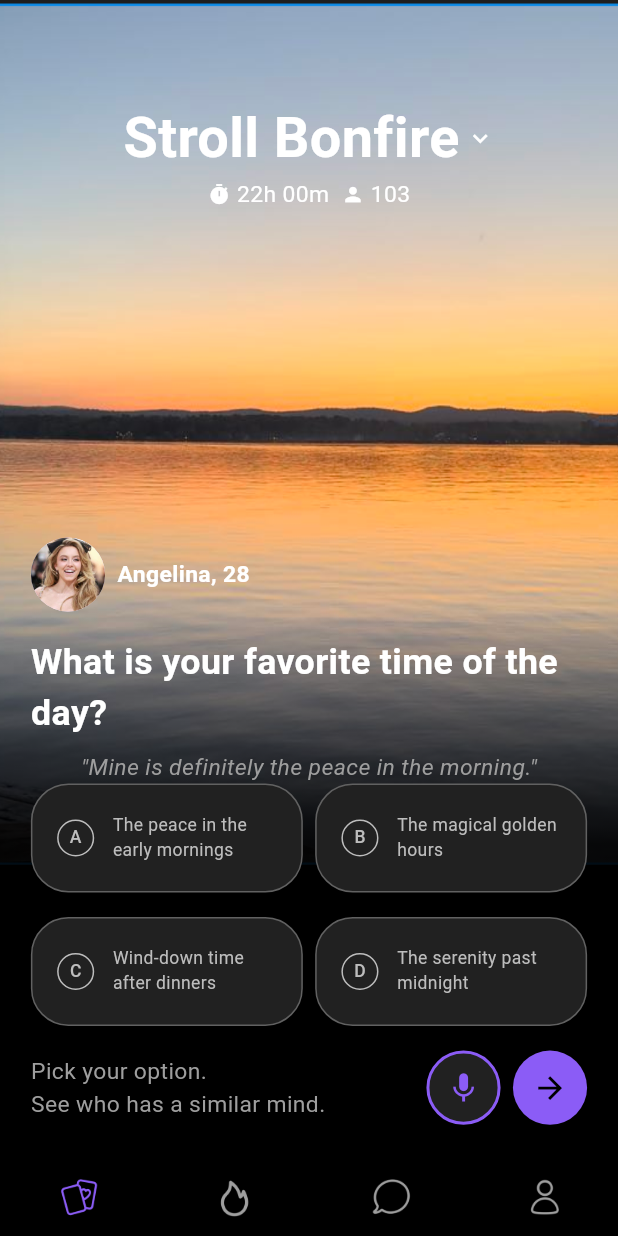
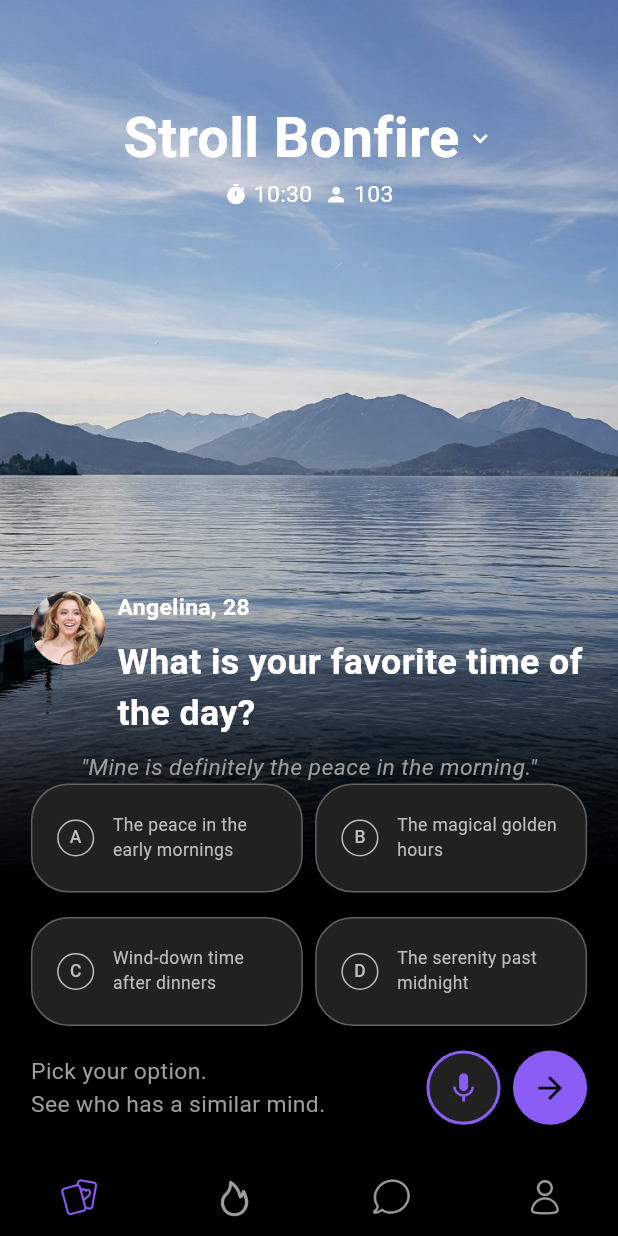
Before and after one commit to Mayank4352/task1, a Flutter app: the screen it shows after launch, on a phone screen of 412 x 824 dp. Run offline on Flutter 3.47's test engine with Material 3 defaults, Android fonts, the phone set to English and light mode, and no system bars; our stand-ins replace get, responsive_sizer.

Commit message:
feat: Added dynamic background image changing

```diff
--- /dev/null
+++ b/lib/controllers/quote_controller.dart
@@ -0,0 +1,6 @@
+import 'package:get/get.dart';
+
+class QuoteController extends GetxController {
+  final RxString userQuote =
+      '"Mine is definitely the peace in the morning."'.obs;
+}
--- a/lib/main.dart
+++ b/lib/main.dart
@@ -1,8 +1,17 @@
 import 'package:flutter/material.dart';
+import 'package:get/get.dart';
 import 'package:responsive_sizer/responsive_sizer.dart';
 import 'package:stroll/views/widgets/bottom_nav_bar.dart';
+import 'package:stroll/controllers/time_controller.dart';
+import 'package:stroll/controllers/quote_controller.dart';
 
 void main() {
+  WidgetsFlutterBinding.ensureInitialized();
+
+  // Initialize controllers
+  Get.put(TimeBackgroundController(), permanent: true);
+  Get.put(QuoteController(), permanent: true);
+
   runApp(const MyApp());
 }
 
@@ -13,7 +22,7 @@ class MyApp extends StatelessWidget {
   Widget build(BuildContext context) {
     return ResponsiveSizer(
       builder: (context, orientation, screenType) {
-        return MaterialApp(
+        return GetMaterialApp(
           debugShowCheckedModeBanner: false,
           home: const MainNavigation(),
         );
--- a/lib/views/home.dart
+++ b/lib/views/home.dart
@@ -2,12 +2,16 @@ import 'package:flutter/material.dart';
 import 'package:get/get.dart';
 import 'package:responsive_sizer/responsive_sizer.dart';
 import 'package:stroll/views/widgets/questions_options.dart';
+import 'package:stroll/views/widgets/background.dart';
+import 'package:stroll/views/widgets/user_quote.dart';
+import 'package:stroll/controllers/quote_controller.dart';
 import '../controllers/home_controller.dart';
 
 class Home extends StatelessWidget {
   Home({super.key});
 
   final HomeController controller = Get.put(HomeController());
+  final QuoteController quoteController = Get.put(QuoteController());
 
   @override
   Widget build(BuildContext context) {
@@ -15,38 +19,7 @@ class Home extends StatelessWidget {
       backgroundColor: Colors.black,
       body: Stack(
         children: [
-          Positioned(
-            top: 0,
-            left: 0,
-            right: 0,
-            height: 70.h,
-            child: Container(
-              decoration: const BoxDecoration(
-                image: DecorationImage(
-                  image: AssetImage("assets/images/bonfire.png"),
-                  fit: BoxFit.cover,
-                ),
-              ),
-            ),
-          ),
-          Positioned.fill(
-            top: 30.h,
-            child: Container(
-              decoration: BoxDecoration(
-                gradient: LinearGradient(
-                  colors: [
-                    Colors.transparent,
-                    Colors.black.withValues(alpha: 0),
-                    Colors.black.withValues(alpha: 0.9),
-                    Colors.black,
-                  ],
-                  stops: const [0.0, 0.3, 0.6, 1.0],
-                  begin: Alignment.topCenter,
-                  end: Alignment.bottomCenter,
-                ),
-              ),
-            ),
-          ),
+          TimeBasedBackground(),
           Column(
             children: [
               Padding(
@@ -77,9 +50,9 @@ class Home extends StatelessWidget {
                       children: [
                         Icon(Icons.timer, color: Colors.white, size: 16.sp),
                         SizedBox(width: 1.w),
-                        Text("22h 00m",
+                        Obx(() => Text(controller.remainingTime.value,
                             style: TextStyle(
-                                color: Colors.white, fontSize: 16.sp)),
+                                color: Colors.white, fontSize: 16.sp))),
                         SizedBox(width: 2.w),
                         Icon(Icons.person, color: Colors.white, size: 16.sp),
                         SizedBox(width: 1.w),
@@ -97,7 +70,9 @@ class Home extends StatelessWidget {
                 child: Column(
                   crossAxisAlignment: CrossAxisAlignment.start,
                   children: [
+                    // Avatar and name row
                     Row(
+                      crossAxisAlignment: CrossAxisAlignment.start,
                       children: [
                         CircleAvatar(
                           radius: 6.w,
@@ -105,6 +80,10 @@ class Home extends StatelessWidget {
                               AssetImage("assets/images/avatar.jpg"),
                         ),
                         SizedBox(width: 2.w),
+                        Expanded(
+                          child: Column(
+                            crossAxisAlignment: CrossAxisAlignment.start,
+                            children: [
                               Text(
                                 "Angelina, 28",
                                 style: TextStyle(
@@ -113,37 +92,32 @@ class Home extends StatelessWidget {
                                   fontWeight: FontWeight.bold,
                                 ),
                               ),
-                      ],
-                    ),
-                    SizedBox(height: 2.h),
+                              SizedBox(height: 1.h),
                               Obx(() {
                                 final question = controller.questions.first;
-                      return Column(
-                        crossAxisAlignment: CrossAxisAlignment.start,
-                        children: [
-                          Center(
-                            child: Text(
+                                return Text(
                                   question.question,
                                   style: TextStyle(
                                     fontSize: 20.sp,
                                     color: Colors.white,
                                     fontWeight: FontWeight.bold,
                                   ),
+                                );
+                              }),
+                            ],
                           ),
                         ),
+                      ],
+                    ),
                     SizedBox(height: 1.h),
-                          Center(
-                            child: Text(
-                              '"Mine is definitely the peace in the morning."',
-                              style: TextStyle(
-                                fontSize: 16.sp,
-                                color: Colors.grey,
-                                fontStyle: FontStyle.italic,
-                              ),
-                            ),
-                          ),
-                          SizedBox(height: 0.h),
-                          GridView.builder(
+                    SizedBox(
+                      width: double.infinity,
+                      child: Column(
+                        children: [
+                          const Center(child: UserQuote()),
+                          Obx(() {
+                            final question = controller.questions.first;
+                            return GridView.builder(
                               shrinkWrap: true,
                               physics: const NeverScrollableScrollPhysics(),
                               gridDelegate:
@@ -160,15 +134,17 @@ class Home extends StatelessWidget {
                                       isSelected:
                                           controller.selectedOption.value ==
                                               index,
-                                    onTap: () => controller.selectOption(index),
+                                      onTap: () =>
+                                          controller.selectOption(index),
                                       optionLetter:
                                           String.fromCharCode(65 + index),
                                     ));
                               },
-                          ),
-                        ],
                             );
                           }),
+                        ],
+                      ),
+                    ),
                     SizedBox(height: 2.h),
                     Row(
                       children: [
--- /dev/null
+++ b/lib/views/widgets/background.dart
@@ -0,0 +1,60 @@
+import 'package:flutter/material.dart';
+import 'package:get/get.dart';
+import 'package:responsive_sizer/responsive_sizer.dart';
+import '../../controllers/time_controller.dart';
+
+class TimeBasedBackground extends GetView<TimeBackgroundController> {
+  const TimeBasedBackground({super.key});
+
+  @override
+  Widget build(BuildContext context) {
+    return Stack(
+      children: [
+        Positioned(
+          top: 0,
+          left: 0,
+          right: 0,
+          height: 70.h,
+          child: Obx(() {
+            final imagePath = controller.currentImage.value;
+            if (imagePath == null) return const SizedBox.shrink();
+
+            return AnimatedSwitcher(
+              duration: const Duration(seconds: 1),
+              transitionBuilder: (Widget child, Animation<double> animation) {
+                return FadeTransition(opacity: animation, child: child);
+              },
+              child: Container(
+                key: ValueKey<String>(imagePath),
+                decoration: BoxDecoration(
+                  image: DecorationImage(
+                    image: AssetImage(imagePath),
+                    fit: BoxFit.cover,
+                  ),
+                ),
+              ),
+            );
+          }),
+        ),
+        Positioned.fill(
+          top: 30.h,
+          child: Container(
+            decoration: BoxDecoration(
+              gradient: LinearGradient(
+                colors: [
+                  Colors.transparent,
+                  Colors.black.withValues(alpha: 0),
+                  Colors.black.withValues(alpha: .9),
+                  Colors.black,
+                ],
+                stops: const [0.0, 0.3, 0.6, 1.0],
+                begin: Alignment.topCenter,
+                end: Alignment.bottomCenter,
+              ),
+            ),
+          ),
+        ),
+      ],
+    );
+  }
+}
--- /dev/null
+++ b/lib/views/widgets/user_quote.dart
@@ -0,0 +1,20 @@
+import 'package:flutter/material.dart';
+import 'package:get/get.dart';
+import 'package:responsive_sizer/responsive_sizer.dart';
+import '../../controllers/quote_controller.dart';
+
+class UserQuote extends GetView<QuoteController> {
+  const UserQuote({super.key});
+
+  @override
+  Widget build(BuildContext context) {
+    return Obx(() => Text(
+          controller.userQuote.value,
+          style: TextStyle(
+            fontSize: 16.sp,
+            color: Colors.grey,
+            fontStyle: FontStyle.italic,
+          ),
+        ));
+  }
+}
--- a/pubspec.yaml
+++ b/pubspec.yaml
@@ -36,6 +36,7 @@ dependencies:
   cupertino_icons: ^1.0.8
   responsive_sizer: ^3.3.1
   get: ^4.6.6
+  intl: ^0.19.0
 
 dev_dependencies:
   flutter_test:
```
Also changed, not shown: lib/bindings/initial_binding.dart (added, +11 -0 lines), lib/controllers/home_controller.dart (+24 -0 lines), lib/controllers/time_controller.dart (added, +51 -0 lines), lib/core/base/base_controller.dart (added, +16 -0 lines), assets/images/night.jpg (added), assets/images/noon.jpg (added), pubspec.lock, 1 other file. Lines whose indentation alone changed are shown as unchanged.
